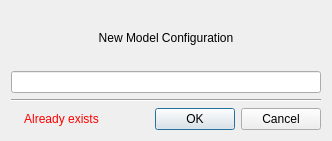
Biomechanical-ToolKit/BTKCore, file Tools/Mokka/NewModelDialog.ui: the form before one commit.
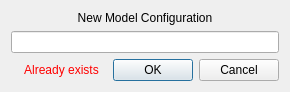
The form after the commit. Icons and pictures are not drawn.

Commit message: [FIX] Mokka: New Model dialog is too big under windows.

What changed in the file:
```diff
--- a/Tools/Mokka/NewModelDialog.ui
+++ b/Tools/Mokka/NewModelDialog.ui
@@ -6,8 +6,8 @@
    <rect>
     <x>0</x>
     <y>0</y>
-    <width>332</width>
-    <height>141</height>
+    <width>290</width>
+    <height>92</height>
    </rect>
   </property>
   <property name="sizePolicy">
@@ -19,7 +19,7 @@
   <property name="windowTitle">
    <string>New Model</string>
   </property>
-  <layout class="QVBoxLayout" name="verticalLayout_2" stretch="1,0,0">
+  <layout class="QVBoxLayout" name="verticalLayout_2" stretch="1,0">
    <item>
     <layout class="QVBoxLayout" name="verticalLayout">
      <item>
@@ -37,13 +37,6 @@
      </item>
     </layout>
    </item>
-   <item>
-    <widget class="Line" name="line">
-     <property name="orientation">
-      <enum>Qt::Horizontal</enum>
-     </property>
-    </widget>
-   </item>
    <item>
     <layout class="QHBoxLayout" name="horizontalLayout">
      <item>
```
